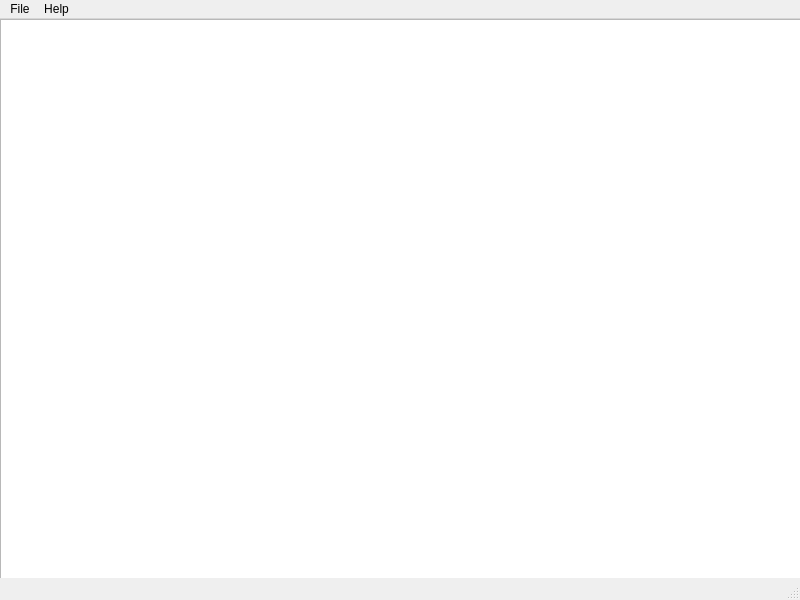
Old version of the form source/maingui.ui in the repository psidex/Component3.
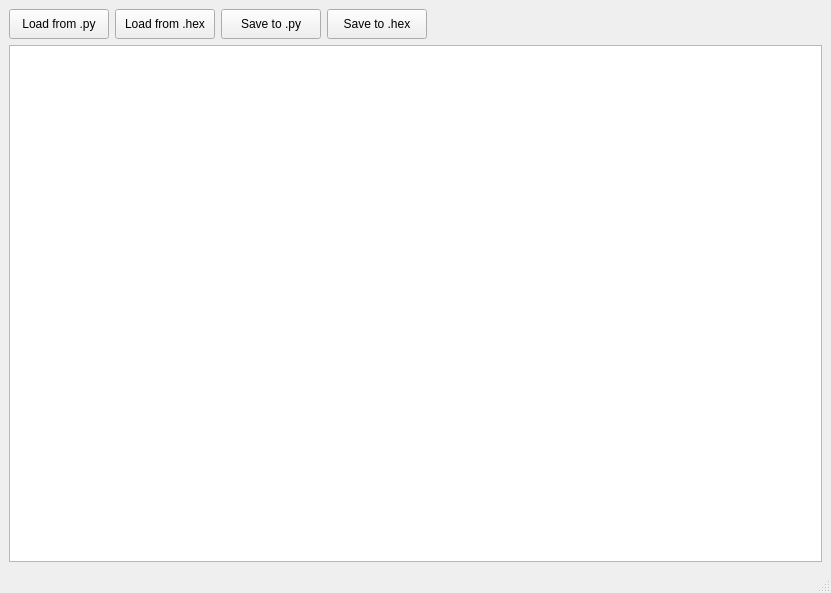
New version of the form.

Diff of the .ui file:
```diff
--- a/source/maingui.ui
+++ b/source/maingui.ui
@@ -6,54 +6,105 @@
    <rect>
     <x>0</x>
     <y>0</y>
-    <width>800</width>
-    <height>600</height>
+    <width>831</width>
+    <height>593</height>
    </rect>
   </property>
   <property name="windowTitle">
    <string>Micro:bit Python3 IDE</string>
   </property>
   <widget class="QWidget" name="centralwidget">
-   <widget class="QPlainTextEdit" name="editor">
-    <property name="geometry">
-     <rect>
-      <x>0</x>
-      <y>0</y>
-      <width>801</width>
-      <height>561</height>
-     </rect>
-    </property>
-    <property name="tabStopWidth">
-     <number>40</number>
-    </property>
-   </widget>
-  </widget>
-  <widget class="QMenuBar" name="menubar">
-   <property name="geometry">
-    <rect>
-     <x>0</x>
-     <y>0</y>
-     <width>800</width>
-     <height>21</height>
-    </rect>
-   </property>
-   <widget class="QMenu" name="menuFile">
-    <property name="title">
-     <string>File</string>
-    </property>
-    <addaction name="actionLoad_py_or_hex"/>
-    <addaction name="actionSave"/>
-    <addaction name="actionSave_As"/>
-    <addaction name="actionCompile_To_hex"/>
-   </widget>
-   <widget class="QMenu" name="menuHelp">
-    <property name="title">
-     <string>Help</string>
-    </property>
-    <addaction name="actionReadme"/>
-   </widget>
-   <addaction name="menuFile"/>
-   <addaction name="menuHelp"/>
+   <layout class="QGridLayout" name="gridLayout_2">
+    <item row="0" column="0">
+     <layout class="QVBoxLayout" name="verticalLayout">
+      <item>
+       <layout class="QGridLayout" name="gridLayout">
+        <item row="0" column="0">
+         <widget class="QToolButton" name="load_py_btn">
+          <property name="minimumSize">
+           <size>
+            <width>100</width>
+            <height>30</height>
+           </size>
+          </property>
+          <property name="text">
+           <string>Load from .py</string>
+          </property>
+         </widget>
+        </item>
+        <item row="0" column="4">
+         <widget class="QToolButton" name="save_py_btn">
+          <property name="minimumSize">
+           <size>
+            <width>100</width>
+            <height>30</height>
+           </size>
+          </property>
+          <property name="text">
+           <string>Save to .py</string>
+          </property>
+         </widget>
+        </item>
+        <item row="0" column="5">
+         <widget class="QToolButton" name="save_hex_btn">
+          <property name="minimumSize">
+           <size>
+            <width>100</width>
+            <height>30</height>
+           </size>
+          </property>
+          <property name="text">
+           <string>Save to .hex</string>
+          </property>
+         </widget>
+        </item>
+        <item row="0" column="1">
+         <widget class="QToolButton" name="load_hex_btn">
+          <property name="minimumSize">
+           <size>
+            <width>100</width>
+            <height>30</height>
+           </size>
+          </property>
+          <property name="text">
+           <string>Load from .hex</string>
+          </property>
+          <property name="toolButtonStyle">
+           <enum>Qt::ToolButtonIconOnly</enum>
+          </property>
+         </widget>
+        </item>
+        <item row="0" column="6">
+         <spacer name="horizontalSpacer">
+          <property name="orientation">
+           <enum>Qt::Horizontal</enum>
+          </property>
+          <property name="sizeHint" stdset="0">
+           <size>
+            <width>40</width>
+            <height>20</height>
+           </size>
+          </property>
+         </spacer>
+        </item>
+       </layout>
+      </item>
+      <item>
+       <widget class="QPlainTextEdit" name="main_editor">
+        <property name="minimumSize">
+         <size>
+          <width>0</width>
+          <height>0</height>
+         </size>
+        </property>
+        <property name="tabStopWidth">
+         <number>40</number>
+        </property>
+       </widget>
+      </item>
+     </layout>
+    </item>
+   </layout>
   </widget>
   <widget class="QStatusBar" name="statusbar"/>
   <action name="actionLoad_py_or_hex">
```
Left out of the diff: 2 changed lines with no effect on the pictures.
